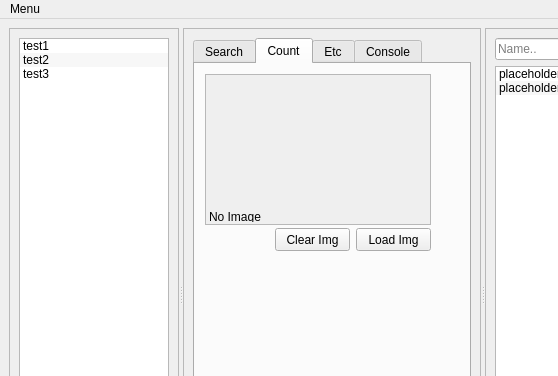
Qt form Qt_UI/pymacro.ui (jupiterbjy/python-macro-practice) before a commit; both pictures show x 0 to 558 and y 0 to 376 of the 766 by 587 pixel window.
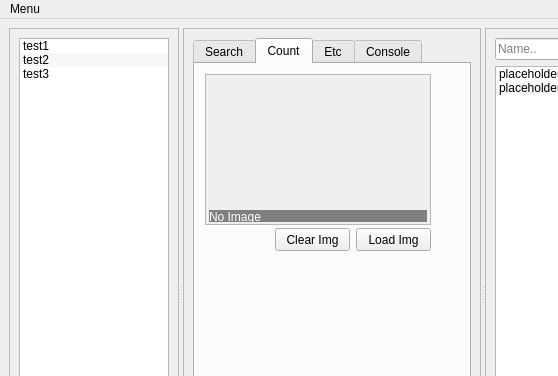
The same form after that commit.

What changed in the file:
```diff
--- a/Qt_UI/pymacro.ui
+++ b/Qt_UI/pymacro.ui
@@ -465,6 +465,19 @@
               <height>12</height>
              </rect>
             </property>
+            <property name="autoFillBackground">
+             <bool>false</bool>
+            </property>
+            <property name="styleSheet">
+             <string notr="true">background-color: rgba(0, 0, 0, 120);
+color: rgb(255, 255, 255);</string>
+            </property>
+            <property name="frameShape">
+             <enum>QFrame::NoFrame</enum>
+            </property>
+            <property name="frameShadow">
+             <enum>QFrame::Plain</enum>
+            </property>
             <property name="lineWidth">
              <number>0</number>
             </property>
```
Left out of the diff: 4 changed lines with no effect on the pictures.
